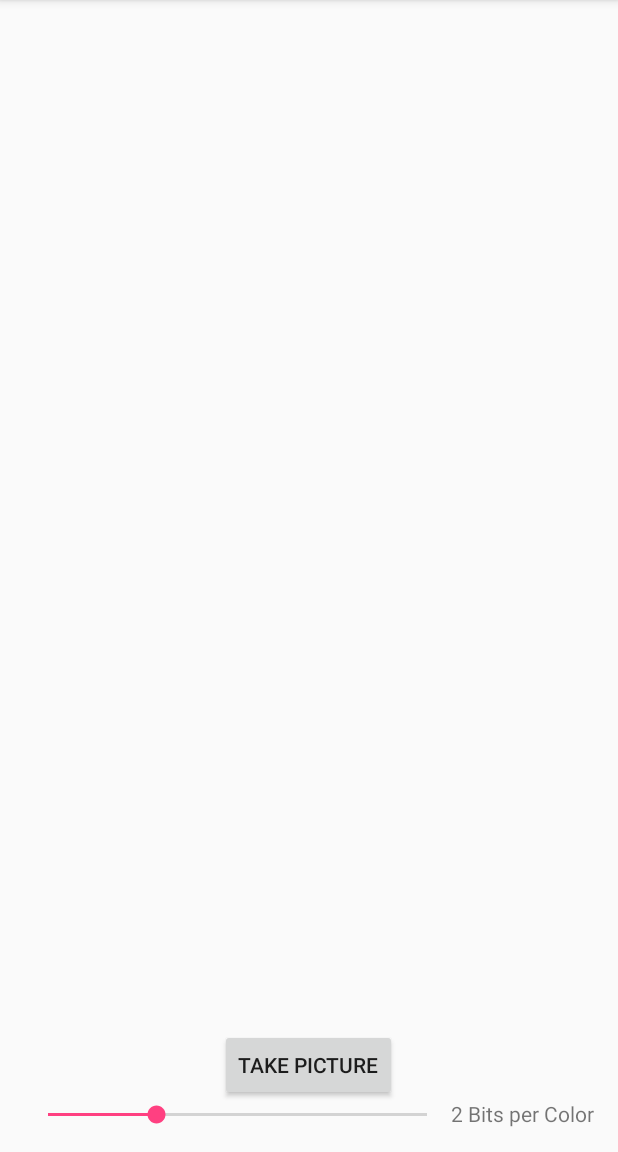
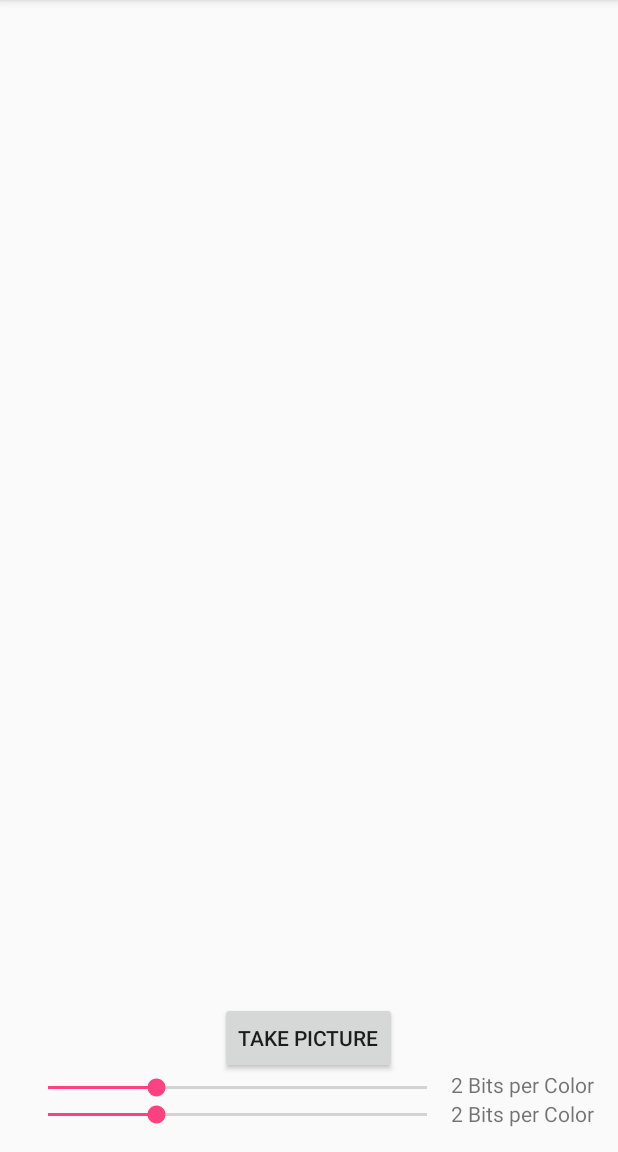
Before and after one commit to rafaelzig/PixelME, an Android app: the screen it shows after launch (MainActivity), on a phone screen of 412 x 824 dp, the part 84-1236 px from its top. Run offline under Robolectric (Android 15) with nearby library versions, the phone set to English and light mode, and no system bars.

Commit message:
Pushing some working code~

```diff
--- a/app/src/main/res/layout/content_main.xml
+++ b/app/src/main/res/layout/content_main.xml
@@ -33,9 +33,26 @@
             android:longClickable="false"/>
 
     <SeekBar
+            android:layout_width="match_parent"
+            android:layout_height="wrap_content"
+            android:id="@+id/skbBits"
+            android:max="7"
+            android:layout_above="@+id/skbPixelSize"
+            android:layout_toStartOf="@+id/lblBits"
+            android:progress="2"/>
+
+    <TextView
             android:layout_width="wrap_content"
             android:layout_height="wrap_content"
-            android:id="@+id/skbBits"
+            android:id="@+id/lblBits"
+            android:layout_above="@+id/lblPixelSize"
+            android:layout_alignParentEnd="true"
+            android:text="2 Bits per Color"
+            />
+    <SeekBar
+            android:layout_width="match_parent"
+            android:layout_height="wrap_content"
+            android:id="@+id/skbPixelSize"
             android:max="7"
             android:layout_alignParentBottom="true"
             android:layout_alignParentStart="true"
@@ -45,10 +62,9 @@
     <TextView
             android:layout_width="wrap_content"
             android:layout_height="wrap_content"
-            android:id="@+id/lblBits"
+            android:id="@+id/lblPixelSize"
             android:layout_alignParentBottom="true"
             android:layout_alignParentEnd="true"
             android:text="2 Bits per Color"
             />
-
 </RelativeLayout>
```
